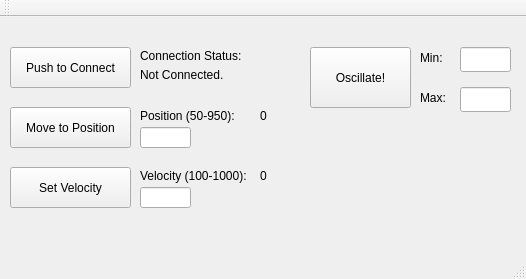
Old version of the form mainwindow.ui in the repository mlamsey/lac_actuator_test03.
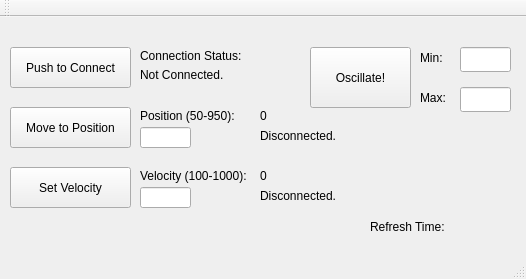
New version of the form.

Patch:
```diff
--- a/mainwindow.ui
+++ b/mainwindow.ui
@@ -225,6 +225,45 @@
      <string>Max:</string>
     </property>
    </widget>
+   <widget class="QLabel" name="posStatusEngr">
+    <property name="geometry">
+     <rect>
+      <x>260</x>
+      <y>110</y>
+      <width>111</width>
+      <height>17</height>
+     </rect>
+    </property>
+    <property name="text">
+     <string>Disconnected.</string>
+    </property>
+   </widget>
+   <widget class="QLabel" name="velStatusEngr">
+    <property name="geometry">
+     <rect>
+      <x>260</x>
+      <y>170</y>
+      <width>111</width>
+      <height>17</height>
+     </rect>
+    </property>
+    <property name="text">
+     <string>Disconnected.</string>
+    </property>
+   </widget>
+   <widget class="QLabel" name="label_Refresh">
+    <property name="geometry">
+     <rect>
+      <x>370</x>
+      <y>200</y>
+      <width>151</width>
+      <height>20</height>
+     </rect>
+    </property>
+    <property name="text">
+     <string>Refresh Time:</string>
+    </property>
+   </widget>
   </widget>
   <widget class="QMenuBar" name="menuBar">
    <property name="geometry">
```
